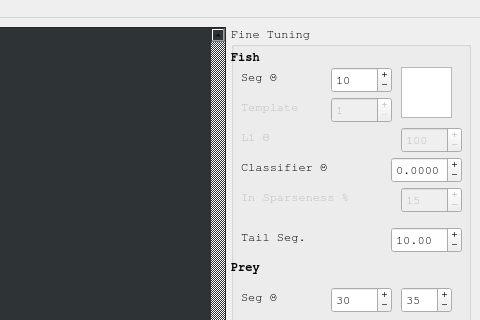
Before: the Qt Designer form GUI/mainwindow.ui in kostasl/zebrafish_tracker, drawn with Qt 5; both pictures show x 260 to 740 and y 0 to 320 of the 740 by 732 pixel window.
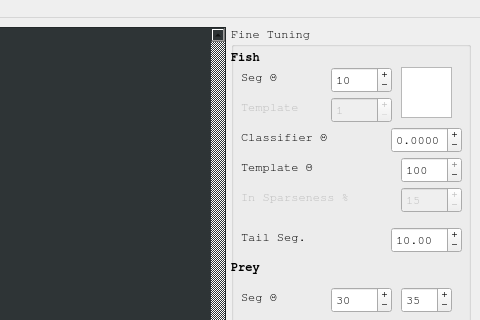
After: the same form once the commit is applied.

Commit message: Re added Tracker Template Matching

```diff
--- a/GUI/mainwindow.ui
+++ b/GUI/mainwindow.ui
@@ -758,12 +758,12 @@
         </widget>
         <widget class="QSpinBox" name="spinBoxFishnetL1thres">
          <property name="enabled">
-          <bool>false</bool>
+          <bool>true</bool>
          </property>
          <property name="geometry">
           <rect>
            <x>170</x>
-           <y>100</y>
+           <y>130</y>
            <width>61</width>
            <height>26</height>
           </rect>
@@ -778,10 +778,10 @@
           <enum>QAbstractSpinBox::PlusMinus</enum>
          </property>
          <property name="minimum">
-          <number>0</number>
+          <number>1</number>
          </property>
          <property name="maximum">
-          <number>1000</number>
+          <number>100</number>
          </property>
          <property name="singleStep">
           <number>1</number>
@@ -795,25 +795,25 @@
         </widget>
         <widget class="QLabel" name="label_TemplateMatch_2">
          <property name="enabled">
-          <bool>false</bool>
+          <bool>true</bool>
          </property>
          <property name="geometry">
           <rect>
            <x>10</x>
-           <y>100</y>
+           <y>130</y>
            <width>131</width>
            <height>21</height>
           </rect>
          </property>
          <property name="text">
-          <string>L1 Θ</string>
+          <string>Template Θ</string>
          </property>
         </widget>
         <widget class="QLabel" name="label_TemplateMatch_3">
          <property name="geometry">
           <rect>
            <x>10</x>
-           <y>130</y>
+           <y>100</y>
            <width>151</width>
            <height>21</height>
           </rect>
@@ -899,7 +899,7 @@
          <property name="geometry">
           <rect>
            <x>160</x>
-           <y>130</y>
+           <y>100</y>
            <width>71</width>
            <height>26</height>
           </rect>
```
Left out of the diff: 2 changed lines with no effect on the pictures. The commit also changes 8 other files.
